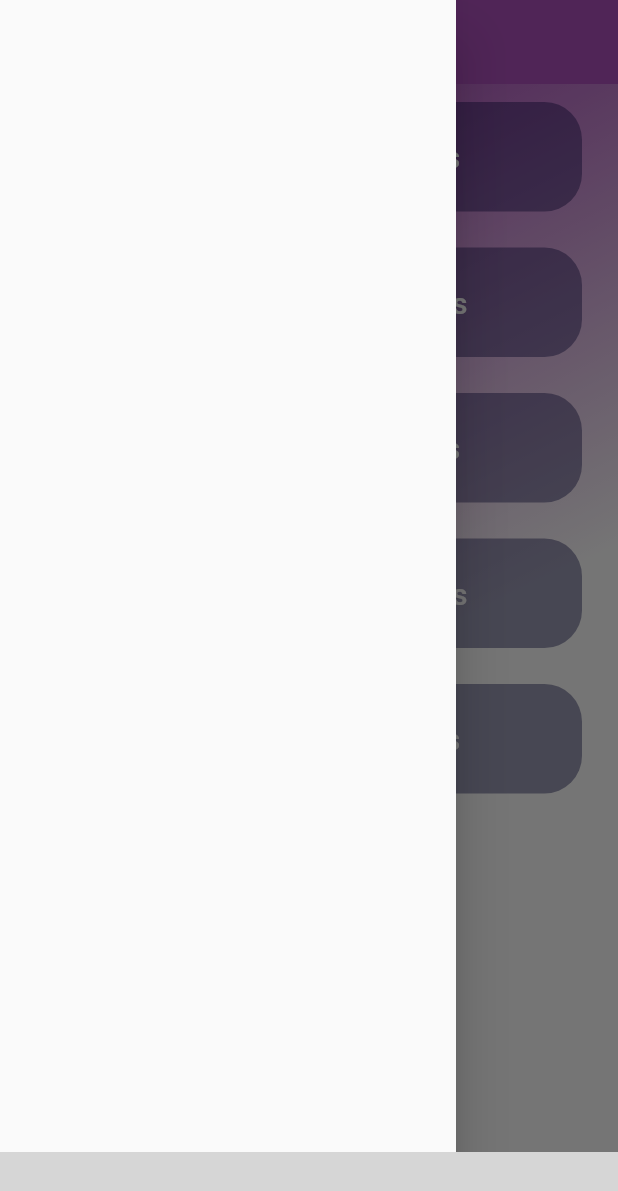
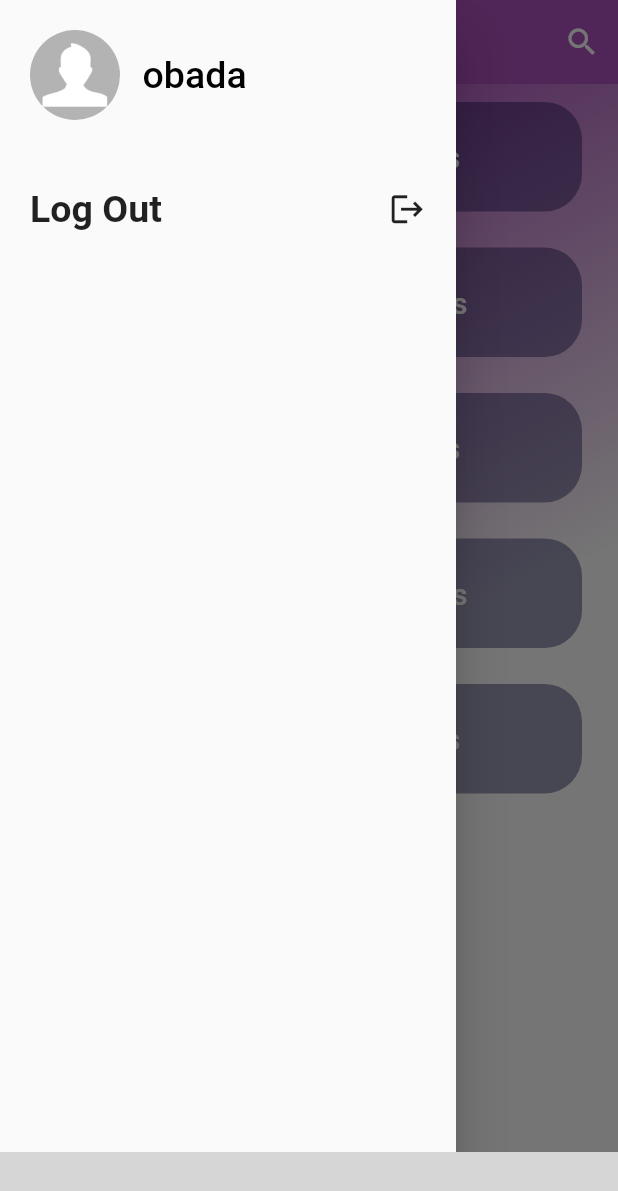
Before and after one commit to wassemmj/WO, a Flutter app: the TabsScreen screen opened directly, with the side drawer open, on a phone screen of 412 x 824 dp. Shown: the top 1191 px of the screen. Run offline on Flutter 3.47's test engine with Material 2 defaults, Android fonts, the phone set to English and light mode, and no system bars; our stand-ins replace easy_splash_screen, google_fonts, image_picker; missing offline and left inert: circular_bottom_navigation; grey boxes are pictures that could not be loaded.

Commit message:
12/12 first

```diff
--- a/lib/Screen/tabs_screen.dart
+++ b/lib/Screen/tabs_screen.dart
@@ -1,6 +1,7 @@
 import 'package:circular_bottom_navigation/tab_item.dart';
 import 'package:cons_app/Screen/constructions_screen.dart';
 import 'package:cons_app/Screen/favorites_screen.dart';
+import 'package:cons_app/Widget/MyDrawer.dart';
 import 'package:flutter/material.dart';
 import 'package:circular_bottom_navigation/circular_bottom_navigation.dart';
 
@@ -44,6 +45,7 @@ class _TabsScreenState extends State<TabsScreen> {
     ];
     return Scaffold(
       appBar: AppBar(
+        actions: [IconButton(onPressed: (){showSearch(context: context, delegate: MySearchDelegate());}, icon: Icon(Icons.search))],
         title: Text(_tabs[_selectedIndex]['title'] as String),
         centerTitle: true,
         backgroundColor: Colors.purple.withOpacity(0.8),
@@ -95,7 +97,59 @@ class _TabsScreenState extends State<TabsScreen> {
           });
         },
       ),
-      drawer: const Drawer(),
+      drawer: MyDrawer(name: 'obada',imgPath: 'images/welcome-hand-drawn-lettering-against-watercolor-background-eps-vector-52782797.jpg',),
     );
   }
 }
+class MySearchDelegate extends SearchDelegate{
+ List<String>searchResult=  [
+  'Waseem',
+  'Obada',
+  'Mohammed',
+
+
+  ];
+  @override
+  List<Widget>? buildActions(BuildContext context)=>[
+    IconButton(icon: Icon(Icons.clear),
+  onPressed: () {
+    if (query.isEmpty) {
+      close(context, null);
+    } else {
+      query = '';
+    }
+  })
+
+
+  ];
+
+  @override
+  Widget? buildLeading(BuildContext context) =>IconButton(icon: Icon(Icons.arrow_back),onPressed: ()=>close(context,null), );
+
+  @override
+  Widget buildResults(BuildContext context)=>Center(
+    child: Text(query,style: TextStyle(color: Colors.red,fontSize: 35),),
+  );
+
+  @override
+  Widget buildSuggestions(BuildContext context) {
+    List<String> suggestions=searchResult.where((searchResult){
+        final result=searchResult.toLowerCase();
+        final input=query.toLowerCase();
+        return result.contains(input);
+
+    }).toList();
+    return ListView.builder(itemCount: suggestions.length,itemBuilder: (context,index){
+      final suggestion=suggestions[index];
+return ListTile(
+  title:Text(suggestion),
+  onTap: (){
+    query=suggestion;
+  showResults(context);
+    },
+);
+    });
+  }
+
+
+}
--- /dev/null
+++ b/lib/Widget/MyDrawer.dart
@@ -0,0 +1,75 @@
+import 'package:cons_app/Screen/login_screen.dart';
+import 'package:flutter/material.dart';
+class MyDrawer extends StatelessWidget {
+  const MyDrawer({Key? key, required this.name, required this.imgPath}) : super(key: key);
+  final String name;
+  final String imgPath;
+
+  @override
+  Widget build(BuildContext context) {
+    return Drawer(
+      child: Padding(padding: EdgeInsets.all(20),
+      child: Column(
+        children: [
+          Column(
+            children: [  Row(
+              children: [
+                Container(
+                  decoration: const BoxDecoration(
+                    color: Colors.white70,
+                    shape: BoxShape.circle,
+                  ),
+                  child: ClipOval(
+                    child: SizedBox.fromSize(
+                      size: const Size.fromRadius(30),
+                      child: Image.asset(
+                        'images/i.png',
+                        fit: BoxFit.cover,
+                      ),
+                    ),
+                  ),
+                ),
+                const SizedBox(width: 15,),
+                Text(
+                  name,
+                  textAlign: TextAlign.center,
+                  style: const TextStyle(
+                    color: Colors.black,
+                    fontSize: 25,
+                    fontWeight: FontWeight.w500,
+                  ),
+                ),
+              ],
+
+            ),
+              SizedBox(height: 20,),
+
+              SizedBox(height: 25,),
+              InkWell(
+                child: Row(
+                  mainAxisAlignment: MainAxisAlignment.spaceBetween,
+                  children: [
+                    Text('Log Out',style: TextStyle(fontSize: 25,fontWeight: FontWeight.bold),),
+                    Icon(Icons.logout,size: 25,)
+
+                  ],
+                ),
+                onTap: ()=>Navigator.pushReplacement( context,MaterialPageRoute(builder: (_)=>LoginScreen())),
+              ),
+
+
+
+            ],
+
+          ),
+      Container(width: double.infinity,color:Colors.purple ,child: Text('Money                15000',style: TextStyle(fontSize: 25,fontWeight: FontWeight.bold),))
+
+        ],
+      mainAxisAlignment: MainAxisAlignment.spaceBetween,
+      ),
+
+      ),
+
+    );
+  }
+}
--- a/lib/main.dart
+++ b/lib/main.dart
@@ -20,7 +20,7 @@ class MyApp extends StatelessWidget {
         scaffoldBackgroundColor: Colors.grey.shade100,
         primarySwatch: Colors.grey,
       ),
-      home: const OpenScreen(),
+      home: const TabsScreen(),
     );
   }
 }
```
